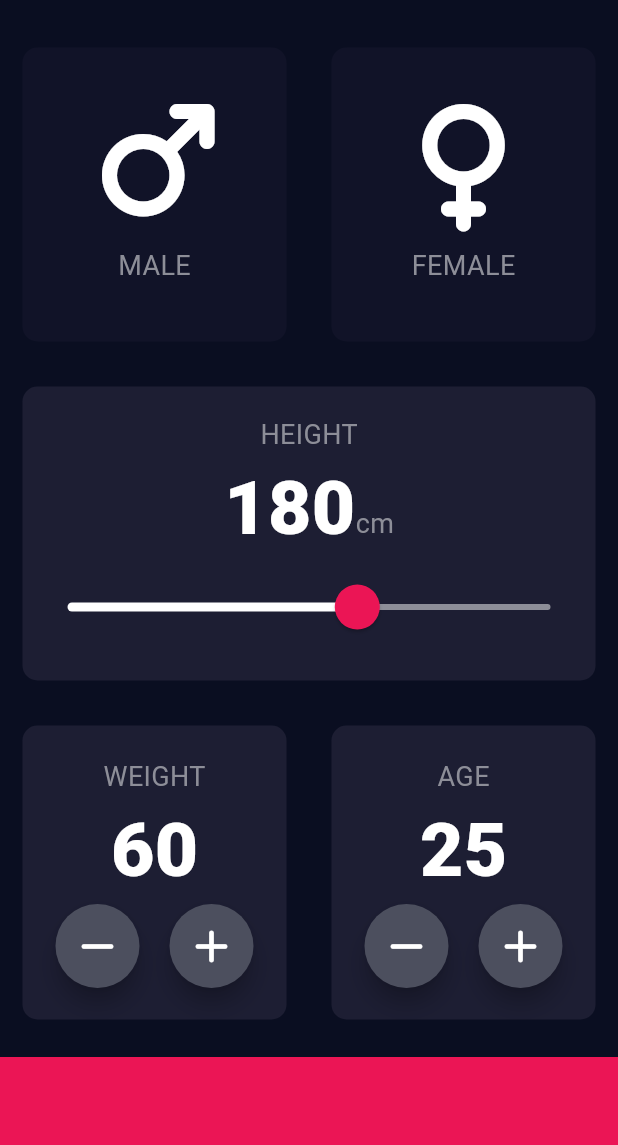
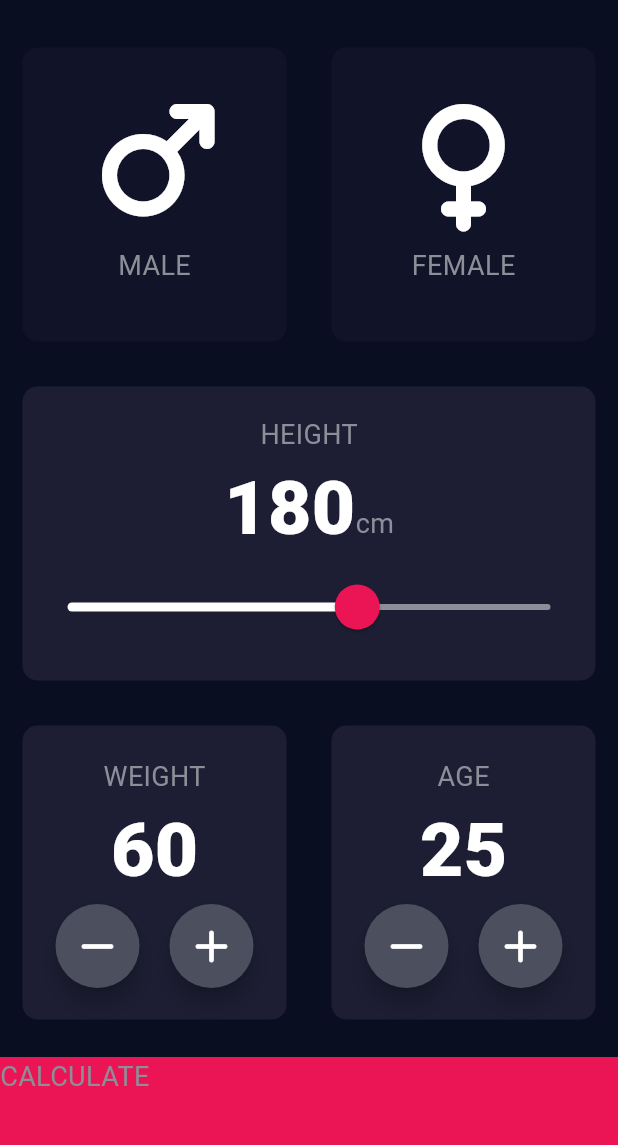
Before and after one commit to PradermN/BMI-Calculator, a Flutter app: the screen it shows after launch, on a phone screen of 412 x 824 dp, the part 59-1204 px from its top. Run offline on Flutter 3.47's test engine with Material 3 defaults, Android fonts, the phone set to English and light mode, and no system bars; our stand-ins replace font_awesome_flutter.

Commit message:
Implement route from input page to results page

```diff
--- a/lib/input_page.dart
+++ b/lib/input_page.dart
@@ -1,4 +1,5 @@
 import 'package:flutter/material.dart';
+import 'results_page.dart';
 import 'constants.dart';
 import 'package:font_awesome_flutter/font_awesome_flutter.dart';
 import 'reusable_card.dart';
@@ -183,11 +184,20 @@ class InputPageState extends State<InputPage> {
               ],
             ),
           ),
-          Container(
-            color: kbottomContainerColor,
-            margin: EdgeInsets.only(top: 10.0),
-            width: double.infinity,
-            height: kbottomContainerHeight,
+          GestureDetector(
+            onTap: () {
+              Navigator.push(
+                context,
+                MaterialPageRoute(builder: (context) => ResultsPage()),
+              );
+            },
+            child: Container(
+              color: kbottomContainerColor,
+              margin: EdgeInsets.only(top: 10.0),
+              width: double.infinity,
+              height: kbottomContainerHeight,
+              child: Text('CALCULATE', style: klabelTextStyle),
+            ),
           ),
         ],
       ),
```
Also changed, not shown: lib/results_page.dart (added, +18 -0 lines).
